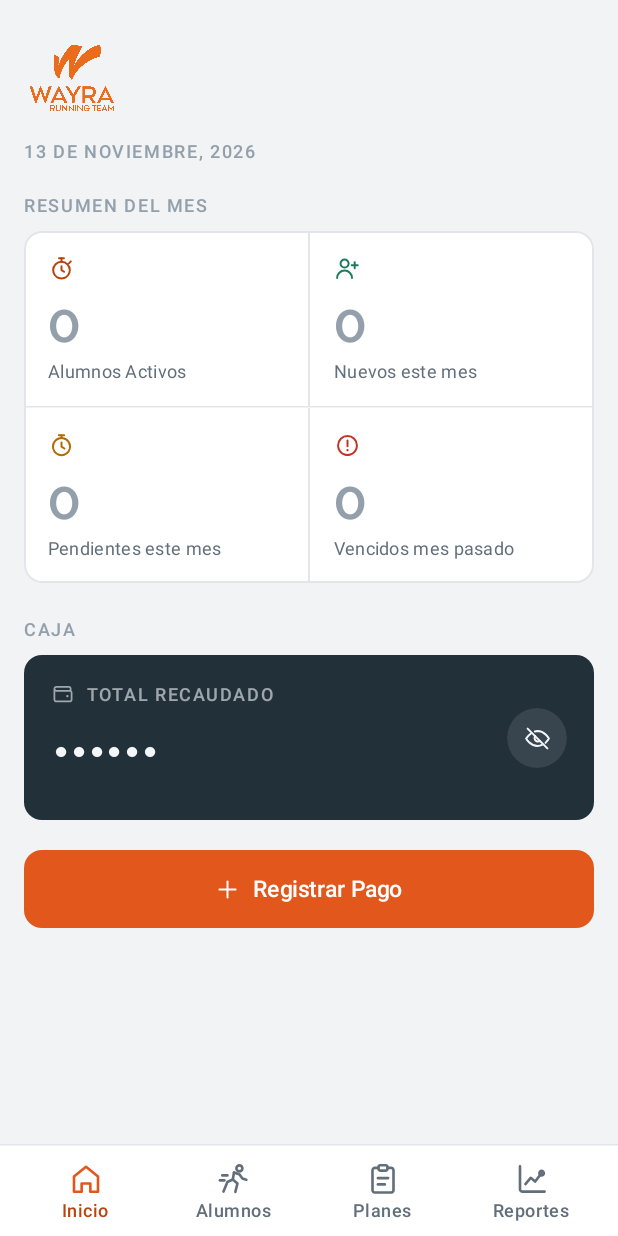
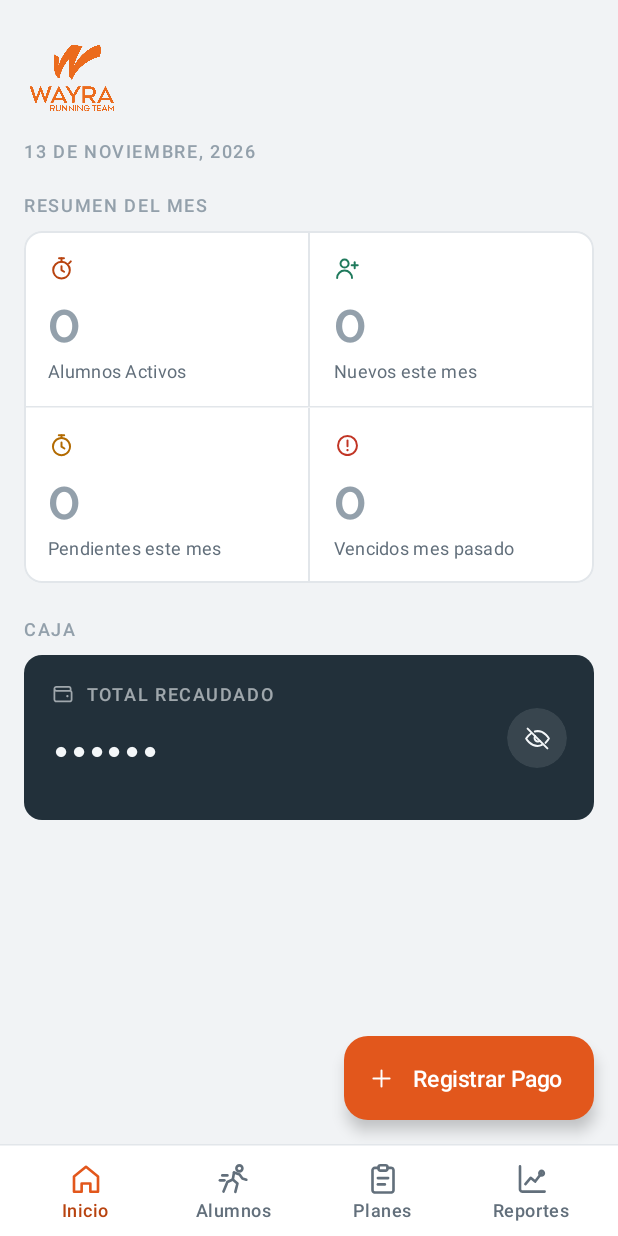
Before and after one commit to yanetDev26/Wayra, an Android app built with Jetpack Compose: the screen it shows after launch (MainActivity), on a phone screen of 412 x 824 dp. Run offline under Robolectric (Android 15) with nearby library versions, the phone set to English and light mode, and no system bars; our stand-ins replace Firebase (no records; nobody signed in at launch, a user with empty details on screens opened directly), livedata-compose.

Commit message:
Update design

```diff
--- a/Wayra/app/src/main/java/com/app/wayra/ui/home/HomeScreen.kt
+++ b/Wayra/app/src/main/java/com/app/wayra/ui/home/HomeScreen.kt
@@ -21,9 +21,8 @@ import androidx.compose.foundation.rememberScrollState
 import androidx.compose.foundation.shape.CircleShape
 import androidx.compose.foundation.shape.RoundedCornerShape
 import androidx.compose.foundation.verticalScroll
-import androidx.compose.material3.Button
-import androidx.compose.material3.ButtonDefaults
 import androidx.compose.material3.Card
+import androidx.compose.material3.ExtendedFloatingActionButton
 import androidx.compose.material3.CardDefaults
 import androidx.compose.material3.Icon
 import androidx.compose.material3.MaterialTheme
@@ -106,6 +105,7 @@ fun HomeContent(
     var showAmount by remember { mutableStateOf(false) }
 
     WayraBackground(modifier = modifier) {
+        Box(modifier = Modifier.fillMaxSize()) {
         Column(
             modifier = Modifier
                 .fillMaxSize()
@@ -115,7 +115,8 @@ fun HomeContent(
                 // el margen no se desplace al deslizar.
                 .statusBarsPadding()
                 .verticalScroll(rememberScrollState())
-                .padding(bottom = 16.dp)
+                // Espacio extra para que el boton flotante no tape el ultimo bloque.
+                .padding(bottom = 88.dp)
         ) {
             // Encabezado alineado a la izquierda. Centrar todo es lo que hace
             // que una pantalla se lea como una plantilla.
@@ -252,33 +253,33 @@ fun HomeContent(
                     }
                 }
 
-                Spacer(modifier = Modifier.height(20.dp))
+            }
+        }
 
-                // Accion principal: el unico naranja solido de la pantalla.
-                Button(
+        // Accion principal: boton flotante, siempre visible sin importar el scroll.
+        ExtendedFloatingActionButton(
             onClick = onRegisterPaymentClick,
             modifier = Modifier
-                        .fillMaxWidth()
-                        .height(52.dp),
-                    shape = RoundedCornerShape(12.dp),
-                    colors = ButtonDefaults.buttonColors(
+                .align(Alignment.BottomEnd)
+                .padding(16.dp),
+            shape = RoundedCornerShape(16.dp),
             containerColor = WayraOrange,
-                        contentColor = OnBrand
-                    )
-                ) {
+            contentColor = OnBrand,
+            icon = {
                 Icon(
                     painter = painterResource(id = R.drawable.ic_plus),
                     contentDescription = null,
                     modifier = Modifier.size(18.dp)
                 )
-                    Spacer(modifier = Modifier.width(8.dp))
+            },
+            text = {
                 Text(
                     text = stringResource(R.string.home_register_payment),
                     style = MaterialTheme.typography.labelLarge,
                     fontSize = 15.sp
                 )
             }
-            }
+        )
         }
     }
 }
--- a/Wayra/app/src/main/java/com/app/wayra/ui/home/PendingPaymentsScreen.kt
+++ b/Wayra/app/src/main/java/com/app/wayra/ui/home/PendingPaymentsScreen.kt
@@ -1,5 +1,7 @@
 package com.app.wayra.ui.home
 
+import androidx.compose.foundation.rememberScrollState
+import androidx.compose.foundation.verticalScroll
 import androidx.compose.foundation.BorderStroke
 import androidx.compose.foundation.clickable
 import androidx.compose.foundation.layout.Arrangement
@@ -427,6 +429,7 @@ fun PaymentConfirmationDialog(
         title = { Text("Registrar Pago") },
         text = {
             Column(
+                modifier = Modifier.verticalScroll(rememberScrollState()),
                 verticalArrangement = Arrangement.spacedBy(16.dp)
             ) {
                 // Información del alumno y monto
--- a/Wayra/app/src/main/res/values/strings.xml
+++ b/Wayra/app/src/main/res/values/strings.xml
@@ -32,6 +32,7 @@
     <!-- Students -->
     <string name="students_title">Alumnos</string>
     <string name="students_add">Agregar Alumno</string>
+    <string name="students_new">Nuevo alumno</string>
     <string name="students_search">Buscar alumno…</string>
     <string name="students_empty">No hay alumnos registrados</string>
     <string name="students_active">Activo</string>
```
Also changed, not shown: Wayra/app/src/main/java/com/app/wayra/ui/students/StudentsScreen.kt (+24 -40 lines). Lines whose indentation alone changed are shown as unchanged.
